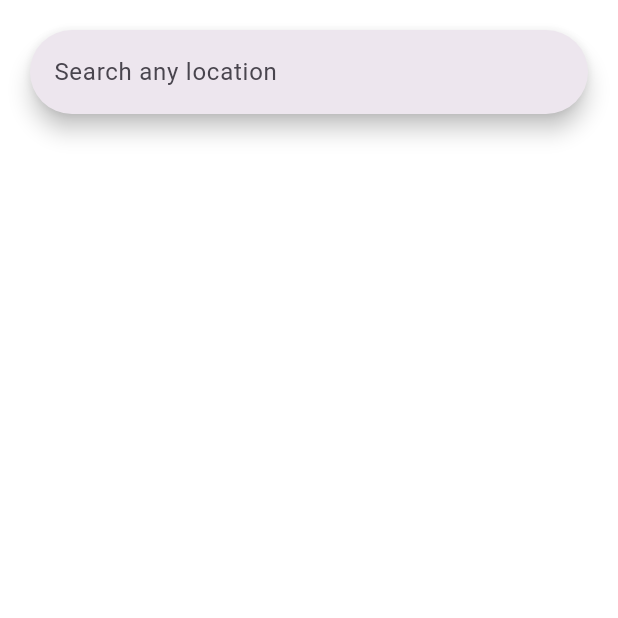
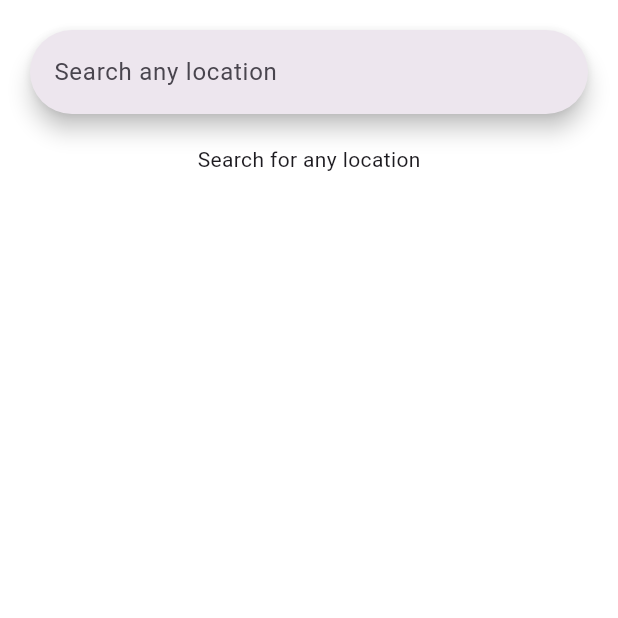
Before and after one commit to malikfahad7/Weather-app, a Flutter app: the screen it shows after launch, on a phone screen of 412 x 824 dp, the top half of it. Run offline on Flutter 3.47's test engine with Material 3 defaults, Android fonts, the phone set to English and light mode, and no system bars.

```diff
--- a/weatherapp/lib/HomePage.dart
+++ b/weatherapp/lib/HomePage.dart
@@ -1,6 +1,8 @@
+import 'package:flutter/cupertino.dart';
 import 'package:flutter/material.dart';
 import 'package:weatherapp/WeatherModel.dart';
 import 'package:weatherapp/api.dart';
+import 'dart:ui';
 
 class HomePage extends StatefulWidget {
   const HomePage({super.key});
@@ -10,6 +12,8 @@ class HomePage extends StatefulWidget {
 }
 
 class _HomePageState extends State<HomePage> {
+  ApiResponse? response;
+  bool isFill = false;
   @override
   Widget build(BuildContext context) {
     return SafeArea(
@@ -22,6 +26,10 @@ class _HomePageState extends State<HomePage> {
           child: Column(
             children: [
               _SearchWidget(),
+              isFill?_WeatherWidget():Padding(
+                padding: const EdgeInsets.only(top: 20.0),
+                child: Text('Search for any location'),
+              )
             ],
           ),
         ),
@@ -32,18 +40,29 @@ class _HomePageState extends State<HomePage> {
   //Search widget to search location..
   Widget _SearchWidget() {
   return SearchBar(
+
     hintText: "Search any location",
     onSubmitted: (value){
       _getWeatherData(value);
+      isFill = true;
     },
   );
+  }
+  Widget _WeatherWidget() {
+    return Column(
+      mainAxisAlignment: MainAxisAlignment.start,
+      crossAxisAlignment: CrossAxisAlignment.center,
+      children: [
+        Text(response?.location?.name??""),
+      ],
+    );
   }
 
   //Passing location to this function to get Weather Data....
   _getWeatherData(String location) async {
     try {
-      ApiResponse response = await WeatherApi().getCurrentWeather(location);
-      print(response.toJson());
+      response = await WeatherApi().getCurrentWeather(location);
+      _WeatherWidget();
 
     } catch (e) {
       print("Error fetching weather data: $e");
```
